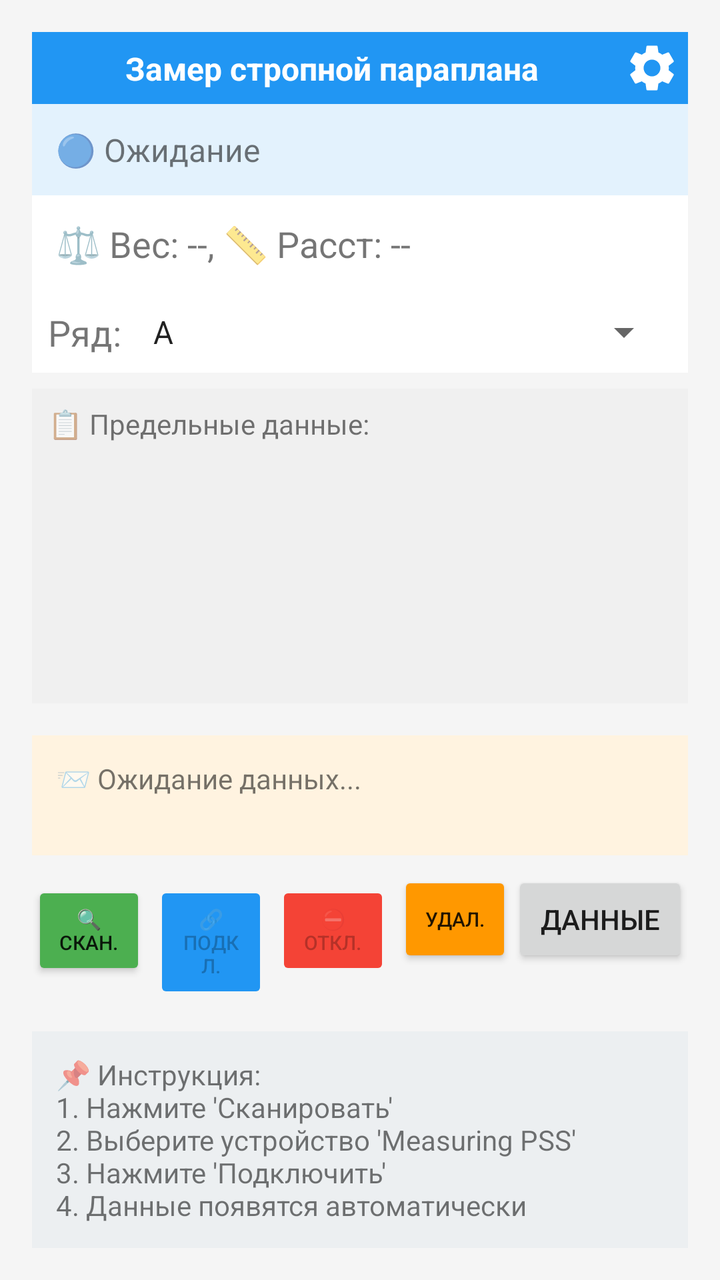
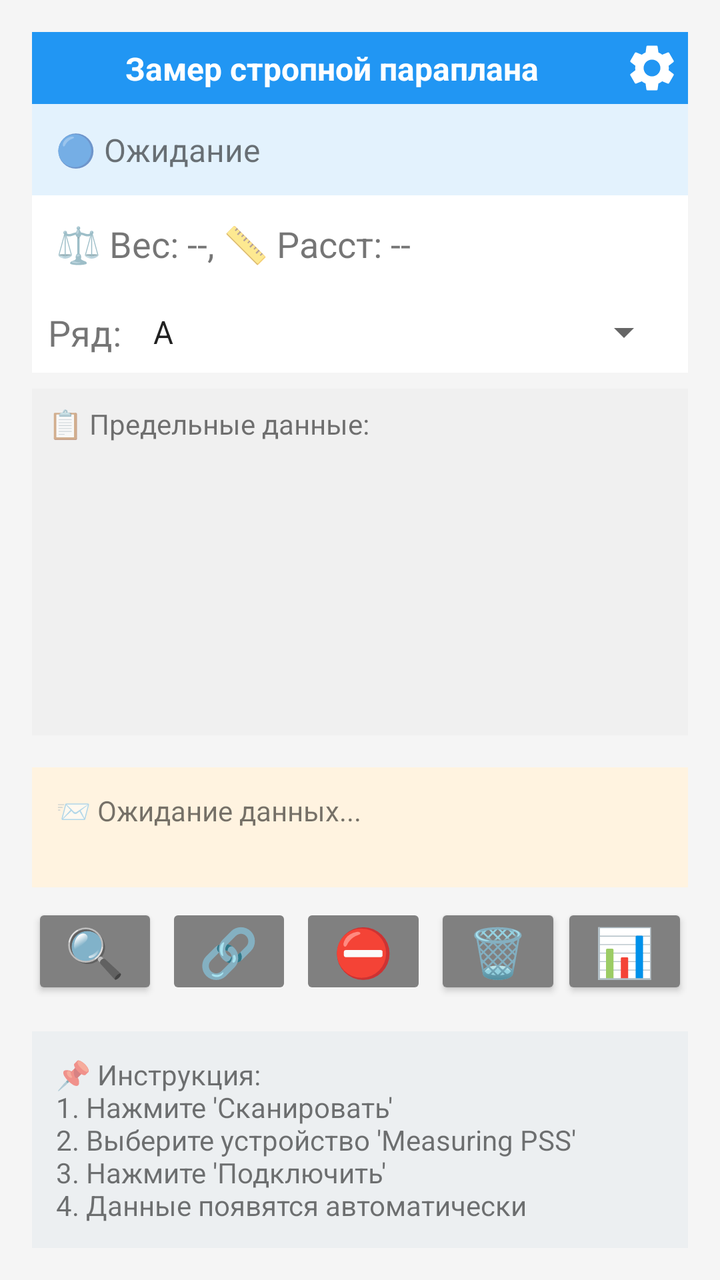

The first picture is an Android layout as it rendered before a commit; the second is the same layout after the commit. The layout source and the unified diff follow.
<!-- AndroidManifest.xml: application theme Theme.AppCompat.Light -->
<!-- res/layout/activity_main.xml -->
<?xml version="1.0" encoding="utf-8"?>
<androidx.constraintlayout.widget.ConstraintLayout xmlns:android="http://schemas.android.com/apk/res/android"
    xmlns:app="http://schemas.android.com/apk/res-auto"
    android:layout_width="match_parent"
    android:layout_height="match_parent"
    android:background="#F5F5F5"
    android:padding="16dp">

    
    <androidx.constraintlayout.widget.ConstraintLayout
        android:id="@+id/titleLayout"
        android:layout_width="0dp"
        android:layout_height="wrap_content"
        android:background="#2196F3"
        android:padding="4dp"
        app:layout_constraintEnd_toEndOf="parent"
        app:layout_constraintStart_toStartOf="parent"
        app:layout_constraintTop_toTopOf="parent">

        <TextView
            android:id="@+id/titleTextView"
            android:layout_width="0dp"
            android:layout_height="wrap_content"
            android:gravity="center"
            android:text="Замер стропной параплана"
            android:textColor="#FFFFFF"
            android:textSize="16sp"
            android:textStyle="bold"
            app:layout_constraintBottom_toBottomOf="parent"
            app:layout_constraintEnd_toStartOf="@+id/btnSettings"
            app:layout_constraintStart_toStartOf="parent"
            app:layout_constraintTop_toTopOf="parent" />

        <Button
            android:id="@+id/btnSettings"
            android:layout_width="28dp"
            android:layout_height="28dp"
            android:background="@drawable/ic_settings"
            android:backgroundTint="#FFFFFF"
            android:contentDescription="Настройки"
            android:minWidth="0dp"
            android:minHeight="0dp"
            android:padding="8dp"
            app:layout_constraintBottom_toBottomOf="parent"
            app:layout_constraintEnd_toEndOf="parent"
            app:layout_constraintTop_toTopOf="parent" />

    </androidx.constraintlayout.widget.ConstraintLayout>

    
    <TextView
        android:id="@+id/tvStatus"
        android:layout_width="0dp"
        android:layout_height="wrap_content"
        android:background="#E3F2FD"
        android:padding="12dp"
        android:text="🔵 Ожидание"
        android:textSize="16sp"
        app:layout_constraintEnd_toEndOf="parent"
        app:layout_constraintStart_toStartOf="parent"
        app:layout_constraintTop_toBottomOf="@id/titleLayout" />

    
    <TextView
        android:id="@+id/tvWeightDistance"
        android:layout_width="0dp"
        android:layout_height="wrap_content"
        android:background="#FFFFFF"
        android:padding="12dp"
        android:text="⚖️ Вес: --, 📏 Расст: --"
        android:textSize="18sp"
        app:layout_constraintEnd_toEndOf="parent"
        app:layout_constraintStart_toStartOf="parent"
        app:layout_constraintTop_toBottomOf="@id/tvStatus" />

    
    <LinearLayout
        android:id="@+id/layoutRowSelector"
        android:layout_width="0dp"
        android:layout_height="wrap_content"
        android:background="#FFFFFF"
        android:padding="8dp"
        android:orientation="horizontal"
        app:layout_constraintEnd_toEndOf="parent"
        app:layout_constraintStart_toStartOf="parent"
        app:layout_constraintTop_toBottomOf="@id/tvWeightDistance">

        <TextView
            android:layout_width="wrap_content"
            android:layout_height="wrap_content"
            android:layout_gravity="center_vertical"
            android:text="Ряд:"
            android:textSize="18sp"
            android:layout_marginEnd="8dp" />

        <Spinner
            android:id="@+id/spinnerRow"
            android:layout_width="0dp"
            android:layout_height="wrap_content"
            android:layout_weight="1"
            android:entries="@array/row_array" />
    </LinearLayout>

    
    <ScrollView
        android:id="@+id/limitDataScrollView"
        android:layout_width="0dp"
        android:layout_height="0dp"
        android:layout_marginTop="8dp"
        android:layout_marginBottom="16dp"
        android:background="#f0f0f0"
        app:layout_constraintBottom_toTopOf="@id/bottomGroup"
        app:layout_constraintEnd_toEndOf="parent"
        app:layout_constraintStart_toStartOf="parent"
        app:layout_constraintTop_toBottomOf="@id/layoutRowSelector">

        <TextView
            android:id="@+id/tvLimitData"
            android:layout_width="match_parent"
            android:layout_height="wrap_content"
            android:minHeight="100dp"
            android:padding="8dp"
            android:text="📋 Предельные данные:"
            android:textSize="14sp" />
    </ScrollView>

    
    <LinearLayout
        android:id="@+id/bottomGroup"
        android:layout_width="0dp"
        android:layout_height="wrap_content"
        android:orientation="vertical"
        app:layout_constraintBottom_toBottomOf="parent"
        app:layout_constraintEnd_toEndOf="parent"
        app:layout_constraintStart_toStartOf="parent">

        
        <TextView
            android:id="@+id/tvRawData"
            android:layout_width="match_parent"
            android:layout_height="wrap_content"
            android:background="#FFF3E0"
            android:minHeight="60dp"
            android:padding="12dp"
            android:text="📨 Ожидание данных..."
            android:textSize="14sp" />

        
        <LinearLayout
            android:layout_width="match_parent"
            android:layout_height="wrap_content"
            android:layout_marginTop="8dp"
            android:orientation="horizontal"
            android:weightSum="4">

            <Button
                android:id="@+id/btnScan"
                android:layout_width="0dp"
                android:layout_height="wrap_content"
                android:layout_marginEnd="4dp"
                android:layout_weight="1"
                android:backgroundTint="#4CAF50"
                android:padding="12dp"
                android:text="🔍 Скан."
                android:textSize="10sp" />

            <Button
                android:id="@+id/btnConnect"
                android:layout_width="0dp"
                android:layout_height="wrap_content"
                android:layout_marginEnd="4dp"
                android:layout_weight="1"
                android:backgroundTint="#2196F3"
                android:enabled="false"
                android:padding="12dp"
                android:text="🔗 Подкл."
                android:textSize="10sp" />

            <Button
                android:id="@+id/btnDisconnect"
                android:layout_width="0dp"
                android:layout_height="wrap_content"
                android:layout_marginEnd="4dp"
                android:layout_weight="1"
                android:backgroundTint="#F44336"
                android:enabled="false"
                android:padding="12dp"
                android:text="⛔ Откл."
                android:textSize="10sp" />

            <Button
                android:id="@+id/btnClear"
                android:layout_width="0dp"
                android:layout_height="wrap_content"
                android:layout_weight="1"
                android:backgroundTint="#FF9800"
                android:padding="12dp"
                android:text="Удал."
                android:textSize="10sp" />

            <Button
                android:id="@+id/btnDataTable"
                android:layout_width="wrap_content"
                android:layout_height="wrap_content"
                android:layout_gravity="center_horizontal"
                android:layout_marginTop="16dp"
                android:text="Данные" />
        </LinearLayout>

        
        <TextView
            android:layout_width="match_parent"
            android:layout_height="wrap_content"
            android:layout_marginTop="16dp"
            android:background="#ECEFF1"
            android:padding="12dp"
            android:text="📌 Инструкция:\n1. Нажмите 'Сканировать'\n2. Выберите устройство 'Measuring PSS'\n3. Нажмите 'Подключить'\n4. Данные появятся автоматически"
            android:textSize="14sp" />
    </LinearLayout>

</androidx.constraintlayout.widget.ConstraintLayout>
<!-- resources referenced by this layout -->
<resources>
  <string-array name="row_array">
          <item>A</item>
          <item>B</item>
          <item>C</item>
          <item>D</item>
          <item>E</item>
      </string-array>
  <!-- drawable ic_settings (drawable) -->
  <?xml version="1.0" encoding="utf-8"?>
  <vector xmlns:android="http://schemas.android.com/apk/res/android"
      android:width="24dp"
      android:height="24dp"
      android:viewportWidth="24"
      android:viewportHeight="24">
      <path
          android:fillColor="#000000"
          android:pathData="M19.14,12.94c0.04,-0.3 0.06,-0.61 0.06,-0.94c0,-0.32 -0.02,-0.64 -0.07,-0.94l2.03,-1.58c0.18,-0.14 0.23,-0.41 0.12,-0.61l-1.92,-3.32c-0.12,-0.22 -0.37,-0.29 -0.59,-0.22l-2.39,0.96c-0.5,-0.38 -1.03,-0.7 -1.62,-0.94L14.4,2.81c-0.04,-0.24 -0.24,-0.41 -0.48,-0.41h-3.84c-0.24,0 -0.43,0.17 -0.47,0.41L9.25,5.35C8.66,5.59 8.12,5.92 7.63,6.29L5.24,5.33c-0.22,-0.08 -0.47,0 -0.59,0.22L2.74,8.87C2.62,9.07 2.68,9.34 2.86,9.48l2.03,1.58C4.84,11.36 4.8,11.69 4.8,12s0.02,0.64 0.07,0.94l-2.03,1.58c-0.18,0.14 -0.23,0.41 -0.12,0.61l1.92,3.32c0.12,0.22 0.37,0.29 0.59,0.22l2.39,-0.96c0.5,0.38 1.03,0.7 1.62,0.94l0.36,2.54c0.05,0.24 0.24,0.41 0.48,0.41h3.84c0.24,0 0.44,-0.17 0.47,-0.41l0.36,-2.54c0.59,-0.24 1.13,-0.56 1.62,-0.94l2.39,0.96c0.22,0.08 0.47,0 0.59,-0.22l1.92,-3.32c0.12,-0.22 0.07,-0.47 -0.12,-0.61L19.14,12.94zM12,15.6c-1.98,0 -3.6,-1.62 -3.6,-3.6s1.62,-3.6 3.6,-3.6s3.6,1.62 3.6,3.6S13.98,15.6 12,15.6z"/>
  </vector>
</resources>

<!-- the commit's change to res/layout/activity_main.xml (unified diff, before → after) -->
@@ -151,60 +151,72 @@
             android:layout_height="wrap_content"
             android:layout_marginTop="8dp"
             android:orientation="horizontal"
-            android:weightSum="4">
+            android:weightSum="5">
 
             <Button
                 android:id="@+id/btnScan"
                 android:layout_width="0dp"
-                android:layout_height="wrap_content"
+                android:layout_height="48dp"
                 android:layout_marginEnd="4dp"
                 android:layout_weight="1"
-                android:backgroundTint="#4CAF50"
-                android:padding="12dp"
-                android:text="🔍 Скан."
-                android:textSize="10sp" />
+                android:backgroundTint="#808080"
+                android:padding="4dp"
+                android:text="🔍"
+                android:textSize="24sp"
+                android:textColor="#FFFFFF"
+                android:contentDescription="Сканировать" />
 
             <Button
                 android:id="@+id/btnConnect"
                 android:layout_width="0dp"
-                android:layout_height="wrap_content"
+                android:layout_height="48dp"
                 android:layout_marginEnd="4dp"
                 android:layout_weight="1"
-                android:backgroundTint="#2196F3"
+                android:backgroundTint="#808080"
                 android:enabled="false"
-                android:padding="12dp"
-                android:text="🔗 Подкл."
-                android:textSize="10sp" />
+                android:padding="4dp"
+                android:text="🔗"
+                android:textSize="24sp"
+                android:textColor="#FFFFFF"
+                android:contentDescription="Подключить" />
 
             <Button
                 android:id="@+id/btnDisconnect"
                 android:layout_width="0dp"
-                android:layout_height="wrap_content"
+                android:layout_height="48dp"
                 android:layout_marginEnd="4dp"
                 android:layout_weight="1"
-                android:backgroundTint="#F44336"
+                android:backgroundTint="#808080"
                 android:enabled="false"
-                android:padding="12dp"
-                android:text="⛔ Откл."
-                android:textSize="10sp" />
+                android:padding="4dp"
+                android:text="⛔"
+                android:textSize="24sp"
+                android:textColor="#FFFFFF"
+                android:contentDescription="Отключить" />
 
             <Button
                 android:id="@+id/btnClear"
                 android:layout_width="0dp"
-                android:layout_height="wrap_content"
-                android:layout_weight="1"
-                android:backgroundTint="#FF9800"
-                android:padding="12dp"
-                android:text="Удал."
-                android:textSize="10sp" />
+                android:layout_height="48dp"
+                android:layout_weight="1"
+                android:backgroundTint="#808080"
+                android:padding="4dp"
+                android:text="🗑️"
+                android:textSize="24sp"
+                android:textColor="#FFFFFF"
+                android:contentDescription="Удалить" />
 
             <Button
                 android:id="@+id/btnDataTable"
-                android:layout_width="wrap_content"
-                android:layout_height="wrap_content"
-                android:layout_gravity="center_horizontal"
-                android:layout_marginTop="16dp"
-                android:text="Данные" />
+                android:layout_width="0dp"
+                android:layout_height="48dp"
+                android:layout_weight="1"
+                android:backgroundTint="#808080"
+                android:padding="4dp"
+                android:text="📊"
+                android:textSize="24sp"
+                android:textColor="#FFFFFF"
+                android:contentDescription="Данные" />
         </LinearLayout>
 
         
